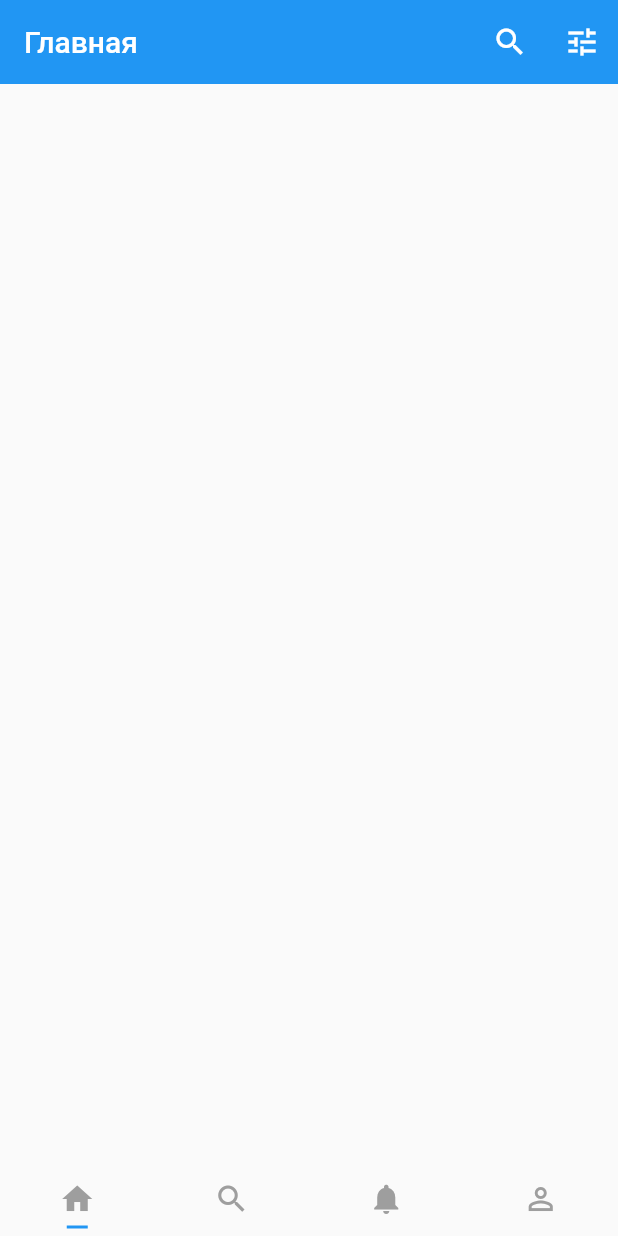
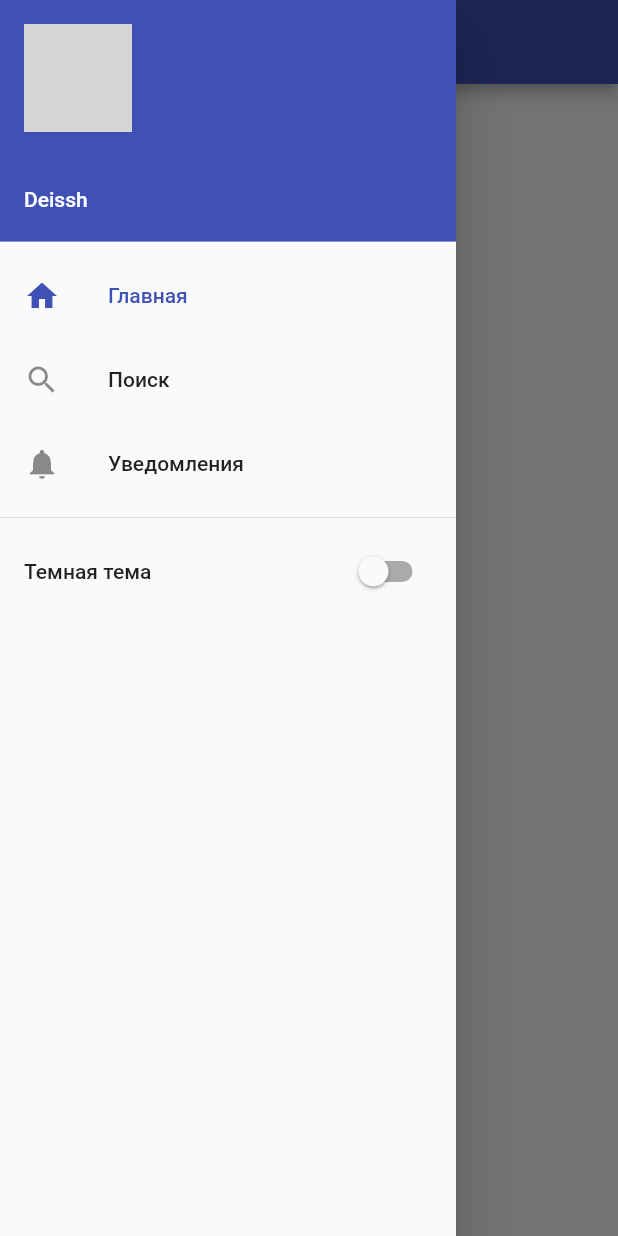
Before and after one commit to deissh/anibe.newapp, a Flutter app: the screen it shows after launch, with the side drawer open (before the commit the screen has no drawer), on a phone screen of 412 x 824 dp. Run offline on Flutter 3.47's test engine with Material 2 defaults, Android fonts, the phone set to English and light mode, and no system bars; our stand-ins replace dynamic_theme; network calls fail; grey boxes are pictures that could not be loaded.

Commit message:
добавил боковое меню + правки

```diff
--- a/lib/app.dart
+++ /dev/null
@@ -1,16 +0,0 @@
-import 'package:anibe_newapp/pages/index.dart';
-import 'package:flutter/material.dart';
-
-class MyApp extends StatelessWidget {
-  // This widget is the root of your application.
-  @override
-  Widget build(BuildContext context) {
-    return MaterialApp(
-      title: 'Flutter Demo',
-      theme: ThemeData(
-        primarySwatch: Colors.blue,
-      ),
-      home: TabsPage(),
-    );
-  }
-}
--- a/lib/main.dart
+++ b/lib/main.dart
@@ -1,4 +1,28 @@
-import 'package:anibe_newapp/app.dart';
 import 'package:flutter/material.dart';
+import 'package:dynamic_theme/dynamic_theme.dart';
 
-void main() => runApp(MyApp());
+import 'package:anibe_newapp/pages/index.dart';
+
+class MyApp extends StatelessWidget {
+  // This widget is the root of your application.
+  @override
+  Widget build(BuildContext context) {
+
+    return new DynamicTheme(
+      defaultBrightness: Brightness.light,
+      data: (brightness) => new ThemeData(
+        primarySwatch: Colors.indigo,
+        brightness: brightness,
+      ),
+      themedWidgetBuilder: (context, theme) {
+        return new MaterialApp(
+          title: 'Anibe Manga',
+          theme: theme,
+          home: TabsPage(),
+        );
+      }
+    );
+  }
+}
+
+void main() => runApp(new MyApp());
--- a/lib/pages/home/index.dart
+++ b/lib/pages/home/index.dart
@@ -32,9 +32,8 @@ class _HomePageState extends State<HomePage> {
       ],
     );
 
-    return Scaffold(
-      appBar: appBar,
-      body: CustomScrollView(
+    return Container(
+      child: CustomScrollView(
         slivers: <Widget>[
 
         ],
--- a/lib/pages/index.dart
+++ b/lib/pages/index.dart
@@ -1,52 +1,95 @@
+import 'package:dynamic_theme/dynamic_theme.dart';
 import 'package:flutter/cupertino.dart';
 import 'package:flutter/material.dart';
 
 import 'home/index.dart';
 
+class DrawerItem {
+  String title;
+  IconData icon;
+  DrawerItem(this.title, this.icon);
+}
+
 class TabsPage extends StatefulWidget {
+  final drawerItems = [
+    new DrawerItem("Главная", Icons.home),
+    new DrawerItem("Поиск", Icons.search),
+    new DrawerItem("Уведомления", Icons.notifications),
+  ];
+
   @override
   _TabsPageState createState() => _TabsPageState();
 }
 
 class _TabsPageState extends State<TabsPage> {
-  var tabs = new TabBar(
-    tabs: [
-      Tab(
-        icon: new Icon(Icons.home),
-      ),
-      Tab(
-        icon: new Icon(Icons.search),
-      ),
-      Tab(
-        icon: new Icon(Icons.notifications),
-      ),
-      Tab(
-        icon: new Icon(Icons.perm_identity),
-      )
-    ],
-    labelColor: Colors.grey,
-    unselectedLabelColor: Colors.grey,
-    indicatorSize: TabBarIndicatorSize.label,
-    indicatorPadding: EdgeInsets.all(5.0),
-    indicatorColor: Colors.blue,
-  );
+  int _selectedDrawerIndex = 0;
+
+  _getDrawerItemWidget(int pos) {
+    switch (pos) {
+      case 0:
+        return new HomePage();
+      case 1:
+        return new Container();
+      case 2:
+        return new Container();
+
+      default:
+        return new Text("Error");
+    }
+  }
+
+  _onSelectItem(int index) {
+    setState(() => _selectedDrawerIndex = index);
+    Navigator.of(context).pop(); // close the drawer
+  }
 
   @override
   Widget build(BuildContext context) {
-    return DefaultTabController(
-      length: 4,
-      child: new Scaffold(
-        body: TabBarView(
-          children: [
-            HomePage(),
-            new Container(color: Colors.orange,),
-            new Container(color: Colors.lightGreen,),
-            new Container(color: Colors.red,),
+    var drawerOptions = <Widget>[];
+    for (var i = 0; i < widget.drawerItems.length; i++) {
+      var d = widget.drawerItems[i];
+      drawerOptions.add(
+        new ListTile(
+          leading: new Icon(d.icon),
+          title: new Text(d.title),
+          selected: i == _selectedDrawerIndex,
+          onTap: () => _onSelectItem(i),
+        )
+      );
+    }
+    drawerOptions.add(new Divider());
+    drawerOptions.add(new SwitchListTile(
+      title: Text('Темная тема'),
+      value: Theme.of(context).brightness == Brightness.dark,
+      onChanged: (bool newv) {
+        DynamicTheme.of(context).setBrightness(Theme.of(context).brightness == Brightness.dark? Brightness.light: Brightness.dark);
+      },
+    ));
+
+    return new Scaffold(
+      appBar: new AppBar(
+        // here we display the title corresponding to the fragment
+        // you can instead choose to have a static title
+        title: new Text(widget.drawerItems[_selectedDrawerIndex].title),
+      ),
+      drawer: new Drawer(
+        child: new Column(
+          children: <Widget>[
+            new UserAccountsDrawerHeader(
+              currentAccountPicture: Hero(
+                tag: 'UserAvatar',
+                child: CircleAvatar(
+                  backgroundImage: NetworkImage('https://avatars1.githubusercontent.com/u/21129524?s=460&v=4'),
+                ),
+              ),
+              accountName: new Text("Deissh"),
+              accountEmail: null,
+            ),
+            new Column(children: drawerOptions),
           ],
         ),
-        bottomNavigationBar: tabs
-        // backgroundColor: Colors.black,
       ),
+      body: _getDrawerItemWidget(_selectedDrawerIndex),
     );
   }
 }
--- a/pubspec.yaml
+++ b/pubspec.yaml
@@ -19,6 +19,7 @@ dependencies:
   # The following adds the Cupertino Icons font to your application.
   # Use with the CupertinoIcons class for iOS style icons.
   cupertino_icons: ^0.1.2
+  dynamic_theme: ^1.0.0
 
 dev_dependencies:
   flutter_test:
```
Also changed, not shown: 1 other file.
